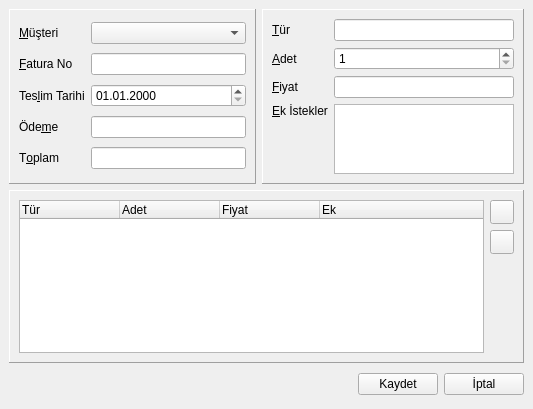
Old version of the form formYeniSiparis.ui in the repository koguz/karakaplidefter.
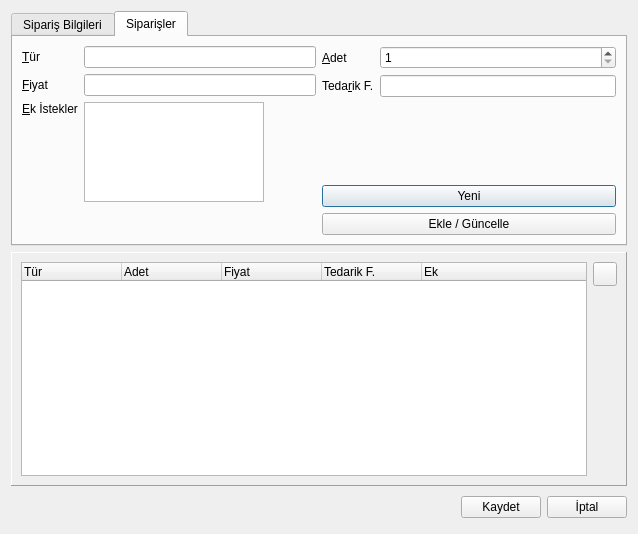
New version of the form. The open tabs and pages were chosen to show the change. Icons and pictures are not drawn.

Commit message: veritabaninda yeni alan ve duzenlemeler

Diff of the .ui file:
```diff
--- a/formYeniSiparis.ui
+++ b/formYeniSiparis.ui
@@ -8,8 +8,8 @@
    <rect>
     <x>0</x>
     <y>0</y>
-    <width>533</width>
-    <height>409</height>
+    <width>638</width>
+    <height>534</height>
    </rect>
   </property>
   <property name="windowTitle" >
@@ -21,36 +21,20 @@
   <property name="whatsThis" >
    <string>Sipariş penceresi</string>
   </property>
-  <layout class="QVBoxLayout" >
-   <property name="margin" >
-    <number>9</number>
-   </property>
-   <property name="spacing" >
-    <number>6</number>
-   </property>
+  <layout class="QVBoxLayout" name="verticalLayout_4" >
    <item>
-    <layout class="QHBoxLayout" >
-     <property name="margin" >
+    <widget class="QTabWidget" name="tabWidget" >
+     <property name="tabShape" >
+      <enum>QTabWidget::Rounded</enum>
+     </property>
+     <property name="currentIndex" >
       <number>0</number>
      </property>
-     <property name="spacing" >
-      <number>6</number>
-     </property>
-     <item>
-      <widget class="QFrame" name="frame_2" >
-       <property name="frameShape" >
-        <enum>QFrame::Panel</enum>
-       </property>
-       <property name="frameShadow" >
-        <enum>QFrame::Raised</enum>
-       </property>
-       <layout class="QGridLayout" >
-        <property name="margin" >
-         <number>9</number>
-        </property>
-        <property name="spacing" >
-         <number>6</number>
-        </property>
+     <widget class="QWidget" name="tab" >
+      <attribute name="title" >
+       <string>Sipariş Bilgileri</string>
+      </attribute>
+      <layout class="QFormLayout" name="formLayout" >
         <item row="0" column="0" >
          <widget class="QLabel" name="label" >
           <property name="text" >
@@ -77,6 +61,9 @@
           </property>
          </widget>
         </item>
+       <item row="1" column="1" >
+        <widget class="QLineEdit" name="lineFatura" />
+       </item>
         <item row="2" column="0" >
          <widget class="QLabel" name="label_10" >
           <property name="text" >
@@ -87,9 +74,6 @@
           </property>
          </widget>
         </item>
-        <item row="1" column="1" >
-         <widget class="QLineEdit" name="lineFatura" />
-        </item>
         <item row="2" column="1" >
          <widget class="QDateEdit" name="dateTeslim" >
           <property name="displayFormat" >
@@ -125,22 +109,13 @@
         </item>
        </layout>
       </widget>
-     </item>
+     <widget class="QWidget" name="tab_2" >
+      <attribute name="title" >
+       <string>Siparişler</string>
+      </attribute>
+      <layout class="QHBoxLayout" name="horizontalLayout" >
      <item>
-      <widget class="QFrame" name="frame" >
-       <property name="frameShape" >
-        <enum>QFrame::Panel</enum>
-       </property>
-       <property name="frameShadow" >
-        <enum>QFrame::Raised</enum>
-       </property>
-       <layout class="QGridLayout" >
-        <property name="margin" >
-         <number>9</number>
-        </property>
-        <property name="spacing" >
-         <number>6</number>
-        </property>
+        <layout class="QFormLayout" name="formLayout_3" >
         <item row="0" column="0" >
          <widget class="QLabel" name="label_2" >
           <property name="text" >
@@ -151,17 +126,10 @@
           </property>
          </widget>
         </item>
-        <item row="1" column="0" >
-         <widget class="QLabel" name="label_3" >
-          <property name="text" >
-           <string>&amp;Adet</string>
-          </property>
-          <property name="buddy" >
-           <cstring>spinAdet</cstring>
-          </property>
-         </widget>
-        </item>
-        <item row="2" column="0" >
+         <item row="0" column="1" >
+          <widget class="QLineEdit" name="lineTur" />
+         </item>
+         <item row="1" column="0" >
          <widget class="QLabel" name="label_4" >
           <property name="text" >
            <string>&amp;Fiyat</string>
@@ -171,26 +139,10 @@
           </property>
          </widget>
         </item>
-        <item row="0" column="1" >
-         <widget class="QLineEdit" name="lineTur" />
-        </item>
         <item row="1" column="1" >
-         <widget class="QSpinBox" name="spinAdet" >
-          <property name="frame" >
-           <bool>true</bool>
-          </property>
-          <property name="maximum" >
-           <number>999999999</number>
-          </property>
-          <property name="minimum" >
-           <number>1</number>
-          </property>
-          <property name="value" >
-           <number>1</number>
-          </property>
-         </widget>
-        </item>
-        <item row="3" column="0" >
+          <widget class="QLineEdit" name="lineFiyat" />
+         </item>
+         <item row="2" column="0" >
          <widget class="QLabel" name="label_5" >
           <property name="text" >
            <string>&amp;Ek İstekler</string>
@@ -204,14 +156,9 @@
          </widget>
         </item>
         <item row="2" column="1" >
-         <widget class="QLineEdit" name="lineFiyat" />
-        </item>
-        <item row="3" column="1" >
          <widget class="QTextEdit" name="textIstek" >
           <property name="sizePolicy" >
-           <sizepolicy>
-            <hsizetype>5</hsizetype>
-            <vsizetype>5</vsizetype>
+            <sizepolicy vsizetype="Preferred" hsizetype="Preferred" >
             <horstretch>0</horstretch>
             <verstretch>0</verstretch>
            </sizepolicy>
@@ -237,9 +184,88 @@
          </widget>
         </item>
        </layout>
-      </widget>
-     </item>
-    </layout>
+       </item>
+       <item>
+        <layout class="QVBoxLayout" name="verticalLayout_3" >
+         <item>
+          <layout class="QFormLayout" name="formLayout_2" >
+           <item row="0" column="0" >
+            <widget class="QLabel" name="label_3" >
+             <property name="text" >
+              <string>&amp;Adet</string>
+             </property>
+             <property name="buddy" >
+              <cstring>spinAdet</cstring>
+             </property>
+            </widget>
+           </item>
+           <item row="0" column="1" >
+            <widget class="QSpinBox" name="spinAdet" >
+             <property name="frame" >
+              <bool>true</bool>
+             </property>
+             <property name="minimum" >
+              <number>1</number>
+             </property>
+             <property name="maximum" >
+              <number>999999999</number>
+             </property>
+             <property name="value" >
+              <number>1</number>
+             </property>
+            </widget>
+           </item>
+           <item row="1" column="0" >
+            <widget class="QLabel" name="label_8" >
+             <property name="text" >
+              <string>Teda&amp;rik F.</string>
+             </property>
+             <property name="buddy" >
+              <cstring>lineTedarik</cstring>
+             </property>
+            </widget>
+           </item>
+           <item row="1" column="1" >
+            <widget class="QLineEdit" name="lineTedarik" />
+           </item>
+          </layout>
+         </item>
+         <item>
+          <spacer name="verticalSpacer" >
+           <property name="orientation" >
+            <enum>Qt::Vertical</enum>
+           </property>
+           <property name="sizeHint" stdset="0" >
+            <size>
+             <width>20</width>
+             <height>40</height>
+            </size>
+           </property>
+          </spacer>
+         </item>
+         <item>
+          <layout class="QVBoxLayout" name="verticalLayout_2" >
+           <item>
+            <widget class="QPushButton" name="btnYeni" >
+             <property name="text" >
+              <string>Yeni</string>
+             </property>
+            </widget>
+           </item>
+           <item>
+            <widget class="QPushButton" name="btnEkle" >
+             <property name="text" >
+              <string>Ekle / Güncelle</string>
+             </property>
+            </widget>
+           </item>
+          </layout>
+         </item>
+        </layout>
+       </item>
+      </layout>
+     </widget>
+    </widget>
    </item>
    <item>
     <widget class="QFrame" name="frame_3" >
@@ -249,21 +275,7 @@
      <property name="frameShadow" >
       <enum>QFrame::Raised</enum>
      </property>
-     <layout class="QVBoxLayout" >
-      <property name="margin" >
-       <number>9</number>
-      </property>
-      <property name="spacing" >
-       <number>6</number>
-      </property>
-      <item>
-       <layout class="QHBoxLayout" >
-        <property name="margin" >
-         <number>0</number>
-        </property>
-        <property name="spacing" >
-         <number>6</number>
-        </property>
+     <layout class="QHBoxLayout" name="horizontalLayout_2" >
         <item>
          <widget class="QTreeWidget" name="treeSiparis" >
           <property name="contextMenuPolicy" >
@@ -293,6 +305,11 @@
             <string>Fiyat</string>
            </property>
           </column>
+        <column>
+         <property name="text" >
+          <string>Tedarik F.</string>
+         </property>
+        </column>
           <column>
            <property name="text" >
             <string>Ek</string>
@@ -301,41 +318,7 @@
          </widget>
         </item>
         <item>
-         <layout class="QVBoxLayout" >
-          <property name="margin" >
-           <number>0</number>
-          </property>
-          <property name="spacing" >
-           <number>6</number>
-          </property>
-          <item>
-           <widget class="QPushButton" name="btnEkle" >
-            <property name="minimumSize" >
-             <size>
-              <width>24</width>
-              <height>24</height>
-             </size>
-            </property>
-            <property name="maximumSize" >
-             <size>
-              <width>24</width>
-              <height>24</height>
-             </size>
-            </property>
-            <property name="toolTip" >
-             <string>Ekleme</string>
-            </property>
-            <property name="text" >
-             <string/>
-            </property>
-            <property name="icon" >
-             <iconset resource="simgeler.qrc" >:/new/prefix1/icons/hotlistadd.png</iconset>
-            </property>
-            <property name="autoDefault" >
-             <bool>false</bool>
-            </property>
-           </widget>
-          </item>
+       <layout class="QVBoxLayout" name="verticalLayout" >
           <item>
            <widget class="QPushButton" name="btnSil" >
             <property name="minimumSize" >
@@ -369,10 +352,10 @@
             <property name="orientation" >
              <enum>Qt::Vertical</enum>
             </property>
-            <property name="sizeHint" >
+          <property name="sizeHint" stdset="0" >
              <size>
-              <width>20</width>
-              <height>40</height>
+            <width>21</width>
+            <height>158</height>
              </size>
             </property>
            </spacer>
@@ -380,18 +363,16 @@
          </layout>
         </item>
        </layout>
-      </item>
-     </layout>
     </widget>
    </item>
    <item>
     <layout class="QHBoxLayout" >
-     <property name="margin" >
-      <number>0</number>
-     </property>
      <property name="spacing" >
       <number>6</number>
      </property>
+     <property name="margin" >
+      <number>0</number>
+     </property>
      <item>
       <spacer>
        <property name="orientation" >
```
Left out of the diff: 21 changed lines with no effect on the pictures. Lines whose indentation alone changed are shown as unchanged. The commit also changes 5 other files.
